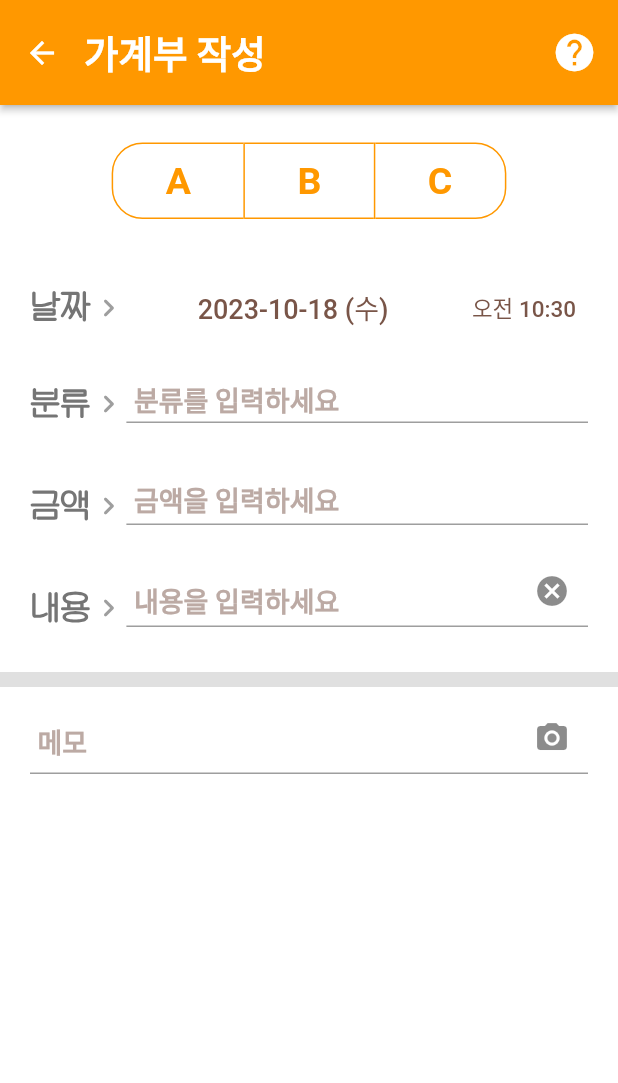
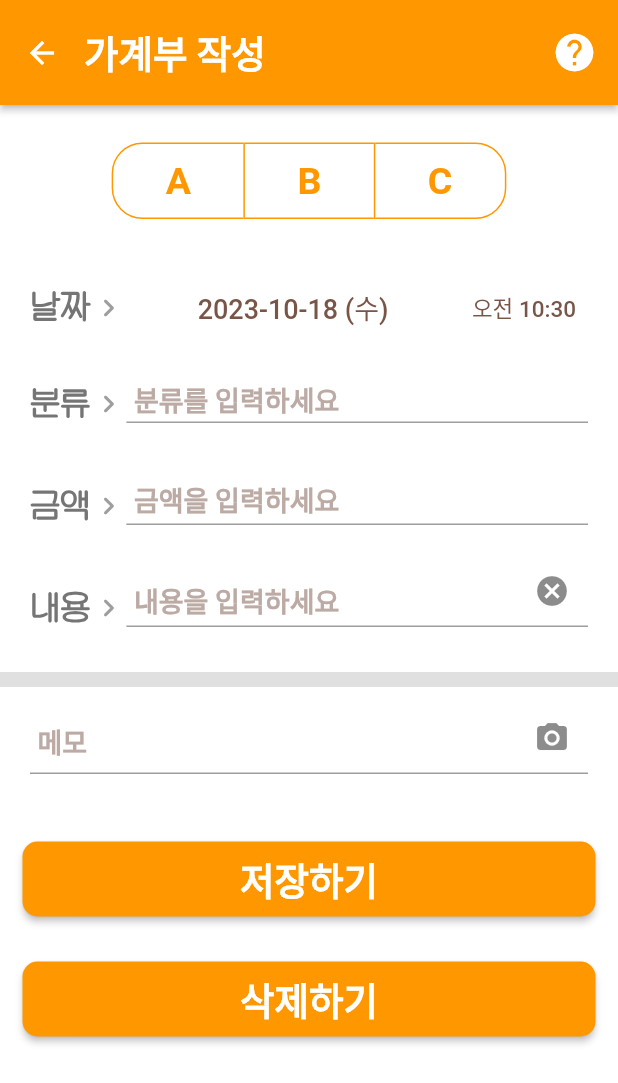
Before and after one commit to Kimhanyeol/ABC_Money_Diary, a Flutter app: the screen it shows after launch, after a tap on the "add" icon, on a phone screen of 412 x 824 dp. Shown: the top 1083 px of the screen. Run offline on Flutter 3.47's test engine with Material 2 defaults, Android fonts, the phone set to English and light mode, and no system bars; our stand-ins replace currency_text_input_formatter, image_picker, sqflite, table_calendar; accounts and stored records are empty; Roboto replaces fonts that are missing (Yeongdeok-Sea).

Commit message:
[Add] Sqflite Local DB 로컬 데이터베이스 구현 완료

```diff
--- a/lib/main.dart
+++ b/lib/main.dart
@@ -1,15 +1,17 @@
-import 'package:flutter/cupertino.dart';
+import 'package:abc_money_diary/repository/sql_database.dart';
 import 'package:flutter/material.dart';
 import 'package:abc_money_diary/screens/home_screen.dart';
 
 import 'package:intl/date_symbol_data_local.dart';
 
 void main() {
-  initializeDateFormatting().then((_) => runApp(App()));
+  WidgetsFlutterBinding.ensureInitialized();
+  SqlDataBase();
+  initializeDateFormatting().then((_) => runApp(MyApp()));
 }
 
-class App extends StatelessWidget {
-  const App({super.key});
+class MyApp extends StatelessWidget {
+  const MyApp({super.key});
 
   @override
   Widget build(BuildContext context) {
--- /dev/null
+++ b/lib/models/diary_model.dart
@@ -0,0 +1,94 @@
+class DiaryFields {
+  static const String id = '_id';
+  static const String type = 'type';
+  static const String date = 'date';
+  static const String time = 'time';
+  static const String category = 'category';
+  static const String money = 'money';
+  static const String contents = 'contents';
+  static const String memo = 'memo';
+}
+
+class Diary {
+  static String tableName = 'Diary';
+  final int? id;
+  final String? type;
+  final String? date;
+  final String? time;
+  final String? category;
+  final String? money;
+  final String? contents;
+  final String? memo;
+
+  const Diary({
+    this.id,
+    this.type,
+    this.date,
+    this.time,
+    this.category,
+    this.money,
+    this.contents,
+    this.memo,
+  });
+
+  Map<String, dynamic> toJson() {
+    return {
+      DiaryFields.id: id,
+      DiaryFields.type: type,
+      DiaryFields.date: date,
+      DiaryFields.time: time,
+      DiaryFields.category: category,
+      DiaryFields.money: money,
+      DiaryFields.contents: contents,
+      DiaryFields.memo: memo,
+    };
+  }
+
+  factory Diary.fromJson(Map<String, dynamic> json) {
+    return Diary(
+      id: json[DiaryFields.id] as int?,
+      type: json[DiaryFields.type] == null
+          ? ''
+          : json[DiaryFields.type] as String,
+      date: json[DiaryFields.date] == null
+          ? ''
+          : json[DiaryFields.date] as String,
+      time: json[DiaryFields.time] == null
+          ? ''
+          : json[DiaryFields.time] as String,
+      category: json[DiaryFields.category] == null
+          ? ''
+          : json[DiaryFields.category] as String,
+      money: json[DiaryFields.money] == null
+          ? ''
+          : json[DiaryFields.money] as String,
+      contents: json[DiaryFields.contents] == null
+          ? ''
+          : json[DiaryFields.contents] as String,
+      memo: json[DiaryFields.memo] == null
+          ? ''
+          : json[DiaryFields.memo] as String,
+    );
+  }
+
+  Diary clone({
+    int? id,
+    String? type,
+    String? date,
+    String? time,
+    String? category,
+    String? money,
+    String? contents,
+    String? memo,
+  }) {
+    return Diary(
+        type: type ?? this.type,
+        date: date ?? this.date,
+        time: time ?? this.time,
+        money: money ?? this.money,
+        id: id ?? this.id,
+        memo: memo ?? this.memo,
+        category: category ?? this.category,
+        contents: contents ?? this.contents);
+  }
+}
--- /dev/null
+++ b/lib/repository/sql_database.dart
@@ -0,0 +1,50 @@
+import 'package:abc_money_diary/models/diary_model.dart';
+import 'package:path/path.dart';
+import 'package:sqflite/sqflite.dart';
+
+class SqlDataBase {
+  static final SqlDataBase instance = SqlDataBase._instance();
+
+  Database? _database;
+
+  SqlDataBase._instance() {
+    _initDataBase();
+  }
+
+  factory SqlDataBase() {
+    return instance;
+  }
+
+  Future<Database> get database async {
+    if (_database != null) return _database!;
+    await _initDataBase();
+    return _database!;
+  }
+
+  Future<void> _initDataBase() async {
+    var dataBasepath = await getDatabasesPath();
+    String path = join(dataBasepath, 'Diary.db');
+    _database = await openDatabase(path, version: 1, onCreate: _databaseCreate);
+  }
+
+  void _databaseCreate(Database db, int version) async {
+    await db.execute('''
+          create table ${Diary.tableName}(
+            ${DiaryFields.id} integer primary key autoincrement,
+            ${DiaryFields.type} text not null,
+            ${DiaryFields.date} text not null,
+            ${DiaryFields.time} text not null,
+            ${DiaryFields.category} text,
+            ${DiaryFields.money} text not null,
+            ${DiaryFields.contents} text,
+            ${DiaryFields.memo} text
+          )
+        ''');
+  }
+
+  void closeDataBase() async {
+    if(_database!=null) await _database!.close();
+  }
+
+
+}
--- /dev/null
+++ b/lib/repository/sql_diary_crud_repository.dart
@@ -0,0 +1,93 @@
+import 'package:abc_money_diary/repository/sql_database.dart';
+
+import '../models/diary_model.dart';
+
+class SqlDiaryCrudRepository {
+
+  static Future<Diary> create(Diary diary) async {
+    var db = await SqlDataBase().database;
+    var id = await db.insert(Diary.tableName, diary.toJson());
+    return diary.clone(id: id);
+  }
+
+  //가계부 목록 전체 불러오기
+  static Future<List<Diary>> getList() async {
+    var db = await SqlDataBase().database;
+    var result = await db.query(
+      Diary.tableName,
+      columns: [
+        DiaryFields.id,
+        DiaryFields.type,
+        DiaryFields.date,
+        DiaryFields.time,
+        DiaryFields.category,
+        DiaryFields.money,
+        DiaryFields.contents,
+        DiaryFields.memo,
+      ],
+    );
+
+    return result.map(
+      (data) {
+        return Diary.fromJson(data);
+      },
+    ).toList();
+  }
+
+  //가계부 한 개를 선택해서 불러오기
+  static Future<Diary?> getDiaryOne(int id) async {
+    var db = await SqlDataBase().database;
+    var result = await db.query(
+      Diary.tableName,
+      columns: [
+        DiaryFields.category,
+        DiaryFields.contents,
+        DiaryFields.date,
+        DiaryFields.id,
+        DiaryFields.memo,
+        DiaryFields.money,
+        DiaryFields.time,
+        DiaryFields.type,
+      ],
+      where: '${DiaryFields.id} = ?',
+      whereArgs: [id],
+    );
+
+    var list = result.map(
+      (data) {
+        return Diary.fromJson(data);
+      },
+    ).toList();
+    if (list.isNotEmpty) {
+      return list.first;
+    } else {
+      return null;
+    }
+  }
+
+  static Future<int> update(Diary diary) async {
+    var db = await SqlDataBase().database;
+    return await db.update(
+      Diary.tableName,
+      diary.toJson(),
+      where: '${DiaryFields.id}=?',
+      whereArgs: [diary.id],
+    );
+  }
+
+  static Future<int> delete(int id) async {
+    var db = await SqlDataBase().database;
+    return await db.delete(
+      Diary.tableName,
+      where: '${DiaryFields.id}=?',
+      whereArgs: [id],
+    );
+  }
+
+  static Future<int> deleteAll() async {
+    var db = await SqlDataBase().database;
+    return await db.delete(
+      Diary.tableName,
+    );
+  }
+}
--- a/lib/screens/calendar_screen.dart
+++ b/lib/screens/calendar_screen.dart
@@ -19,6 +19,7 @@ class _CalendarScreenState extends State<CalendarScreen> {
 
   DateTime focusedDay = DateTime.now();
 
+  //마크 표시 기능이 되는지 확인하기 위한 임의값, 나중에 지우고 db 받아와야댐
   Map<DateTime, List<Event>> events = {
     DateTime.utc(2023,09,13) : [ Event('title'), Event('title2') ],
     DateTime.utc(2023,09,14) : [ Event('title3') ],
--- /dev/null
+++ b/lib/screens/diary_directory/diary_screen.dart
@@ -0,0 +1,92 @@
+//홈 화면 중 다이어리 칸
+
+import 'package:abc_money_diary/models/diary_model.dart';
+import 'package:abc_money_diary/repository/sql_diary_crud_repository.dart';
+import 'package:abc_money_diary/screens/diary_directory/write_diary_screen.dart';
+import 'package:flutter/material.dart';
+
+class DiaryScreen extends StatefulWidget {
+  const DiaryScreen({super.key});
+
+  @override
+  State<DiaryScreen> createState() => _DiaryScreenState();
+}
+
+class _DiaryScreenState extends State<DiaryScreen> {
+
+  String ABC = '';
+
+  void update() => setState(() {});
+
+  Future _onTapWriteDiaryButton() {
+    return Navigator.push(
+        context,
+        PageRouteBuilder(
+            transitionsBuilder:
+                (context, animation, secondaryAnimation, child) {
+              //상하좌우 어디서 나오는지 고르는거
+              var begin = const Offset(-1.0, 0.0);
+              var end = Offset.zero;
+              var curve = Curves.ease;
+              var tween =
+              Tween(begin: begin, end: end).chain(CurveTween(curve: curve));
+              return SlideTransition(
+                position: animation.drive(tween),
+                child: child,
+              );
+            },
+            pageBuilder: (context, animation, secondaryAnimation) => WriteDiaryScreen())
+    ).then((value) => update());
+  }
+
+  Widget dayDiaryScreenSmall(Diary diary) {
+    return Container(
+      width: 30,
+      color: Colors.red,
+      height: 30,
+      padding: EdgeInsets.all(22),
+      child: Text('만들어짐'),
+    );
+  }
+
+  Future<List<Diary>> _loadDiaryList() async {
+    return await SqlDiaryCrudRepository.getList();
+  }
+
+  @override
+  Widget build(BuildContext context) {
+    return Scaffold(
+      body: FutureBuilder<List<Diary>>(
+        future: _loadDiaryList(),
+        builder: (context, snapshot) {
+          if (snapshot.hasError) {
+            return Center(
+              child: Text('Not Support Sqflite'),
+            );
+          }
+          if (snapshot.hasData) {
+            var datas = snapshot.data;
+            return ListView(
+              children: List.generate(datas!.length, (index) => dayDiaryScreenSmall(datas[index])),
+            );
+          } else {
+            return Center(
+              child: CircularProgressIndicator(),
+            );
+          }
+        },
+      ),
+
+      //가계부 작성화면으로 이동하는 플로팅버튼 부분
+      floatingActionButton: FloatingActionButton(
+        onPressed: _onTapWriteDiaryButton,
+        backgroundColor: Colors.orange,
+        child: Icon(
+          Icons.add,
+          color: Colors.white,
+          size: 40,
+        ),
+      ),
+    );
+  }
+}
--- a/lib/screens/write_diary_screen.dart
+++ b/lib/screens/diary_directory/write_diary_screen.dart
@@ -1,11 +1,18 @@
+//신규 가계부 작성하는 화면
+
+import 'dart:io';
+
+import 'package:abc_money_diary/models/diary_model.dart';
+import 'package:abc_money_diary/repository/sql_diary_crud_repository.dart';
+import 'package:abc_money_diary/screens/diary_directory/diary_screen.dart';
+import 'package:currency_text_input_formatter/currency_text_input_formatter.dart';
+
 import 'package:flutter/material.dart';
 import 'package:flutter/services.dart';
+import 'package:image_picker/image_picker.dart';
 import 'package:intl/intl.dart';
 
-import 'package:currency_text_input_formatter/currency_text_input_formatter.dart';
 
-import 'dart:io';
-import 'package:image_picker/image_picker.dart';
 
 class WriteDiaryScreen extends StatefulWidget {
   const WriteDiaryScreen({super.key});
@@ -15,11 +22,63 @@ class WriteDiaryScreen extends StatefulWidget {
 }
 
 class _WriteDiaryScreenState extends State<WriteDiaryScreen> {
+
+  void deleteDiary() async {
+    SqlDiaryCrudRepository.deleteAll();
+    Navigator.pop(context);
+    update();
+  }
+
+  void update() => setState(() {});
+
+  //저장버튼 누르면 작동하는 곳
+  void onTapSaveButton() async {
+
+    var diary = Diary(
+      type: ABC ?? '',
+      date: getToday() ?? '',
+      time: getTimeNow() ?? '',
+      money: _MoneyTextEditingController.text ?? '',
+      contents: _ContentTextEditingController.text ?? '',
+      category: _CategoryTextEditingController.text ?? '',
+      memo: _MemoTextEditingController.text ?? '',
+    );
+
+    Navigator.pop(context);
+    await SqlDiaryCrudRepository.create(diary);
+    update();
+  }
+
   // ABC 선택 관련 변수
+  String ABC = '';
   bool aButton = false;
   bool bButton = false;
   bool cButton = false;
   late List<bool> isSelected;
+
+  //ABC 버튼 선택
+  void onTapToggleButton(index) {
+    if (index == 0) {
+      aButton = true;
+      bButton = false;
+      cButton = false;
+      ABC = 'A';
+    } else if (index == 1) {
+      aButton = false;
+      bButton = true;
+      cButton = false;
+      ABC = 'B';
+    }
+    if (index == 2) {
+      aButton = false;
+      bButton = false;
+      cButton = true;
+      ABC = 'C';
+    }
+    setState(() {
+      isSelected = [aButton, bButton, cButton];
+    });
+  }
 
   //날짜 선택 관련 변수
   String selectedDate = "";
@@ -70,10 +129,16 @@ class _WriteDiaryScreenState extends State<WriteDiaryScreen> {
   String getTimeNow() {
     if (selectedTime == "") {
       DateTime now = DateTime.now();
-      DateFormat formatter = DateFormat('a HH:mm', 'ko');
+      DateFormat formatter;
+      if(now.hour<12){
+        formatter = DateFormat('a h:mm', 'ko');
+      }else{
+        formatter = DateFormat('a h:mm', 'ko');
+      }
       String NowTime = formatter.format(now);
       return NowTime;
     }
+
     return selectedTime;
   }
 
@@ -103,6 +168,14 @@ class _WriteDiaryScreenState extends State<WriteDiaryScreen> {
     }
   }
 
+  //분류 부분 컨트롤러
+  final TextEditingController _CategoryTextEditingController =
+      TextEditingController();
+
+  //금액 부분 컨트롤러
+  final TextEditingController _MoneyTextEditingController =
+      TextEditingController();
+
   //내용 부분 컨트롤러
   final TextEditingController _ContentTextEditingController =
       TextEditingController();
@@ -118,27 +191,6 @@ class _WriteDiaryScreenState extends State<WriteDiaryScreen> {
   void initState() {
     isSelected = [aButton, bButton, cButton];
     super.initState();
-  }
-
-  //ABC 버튼 선택
-  void onTapToggleButton(index) {
-    if (index == 0) {
-      aButton = true;
-      bButton = false;
-      cButton = false;
-    } else if (index == 1) {
-      aButton = false;
-      bButton = true;
-      cButton = false;
-    }
-    if (index == 2) {
-      aButton = false;
-      bButton = false;
-      cButton = true;
-    }
-    setState(() {
-      isSelected = [aButton, bButton, cButton];
-    });
   }
 
   @override
@@ -325,15 +377,13 @@ class _WriteDiaryScreenState extends State<WriteDiaryScreen> {
                   ),
                   Flexible(
                     child: TextField(
+                      controller: _CategoryTextEditingController,
                       decoration: InputDecoration(
                         labelText: '분류를 입력하세요',
                         hintText: 'ex) 식비, 교통비...',
                         alignLabelWithHint: true,
                         labelStyle: TextStyle(color: Colors.brown.shade200),
                         hintStyle: TextStyle(color: Colors.brown.shade200),
-
-                        //텍스트 필드 내에 여백이 싹 사라짐
-                        //isCollapsed: true,
 
                         //텍스트를 입력하면 라벨 텍스트는 안보이게 만드는 코드
                         floatingLabelBehavior: FloatingLabelBehavior.never,
@@ -379,6 +429,7 @@ class _WriteDiaryScreenState extends State<WriteDiaryScreen> {
                   ),
                   Flexible(
                     child: TextField(
+                      controller: _MoneyTextEditingController,
                       keyboardType: TextInputType.number,
 
                       //키보드에서 숫자 외에 .-/ 이런 거 입력 못하게 막는 코드
@@ -393,8 +444,6 @@ class _WriteDiaryScreenState extends State<WriteDiaryScreen> {
                         labelText: '금액을 입력하세요',
                         alignLabelWithHint: true,
                         labelStyle: TextStyle(color: Colors.brown.shade200),
-                        //텍스트 필드 내에 여백이 싹 사라짐
-                        //isCollapsed: true,
 
                         //텍스트를 입력하면 라벨 텍스트는 안보이게 만드는 코드
                         floatingLabelBehavior: FloatingLabelBehavior.never,
@@ -560,13 +609,54 @@ class _WriteDiaryScreenState extends State<WriteDiaryScreen> {
               child: _buildPhotoArea(),
             ),
 
+            //저장버튼
+            Padding(
+              padding: const EdgeInsets.all(15),
+              child: ElevatedButton(
+                onPressed: () => onTapSaveButton(),
+                style: ElevatedButton.styleFrom(
+                  backgroundColor: Colors.orange,
+                  minimumSize: Size(double.infinity, 50),
+                  shape: RoundedRectangleBorder(
+                      borderRadius: BorderRadius.circular(10)),
+                ),
+                child: Text(
+                  '저장하기',
+                  style: TextStyle(
+                    fontSize: 25,
+                    fontWeight: FontWeight.w600,
+                    color: Colors.white,
+                  ),
+                ),
+              ),
+            ),
+
+            //임시 삭제버튼
+            Padding(
+              padding: const EdgeInsets.all(15),
+              child: ElevatedButton(
+                onPressed: deleteDiary,
+                style: ElevatedButton.styleFrom(
+                  backgroundColor: Colors.orange,
+                  minimumSize: Size(double.infinity, 50),
+                  shape: RoundedRectangleBorder(
+                      borderRadius: BorderRadius.circular(10)),
+                ),
+                child: Text(
+                  '삭제하기',
+                  style: TextStyle(
+                    fontSize: 25,
+                    fontWeight: FontWeight.w600,
+                    color: Colors.white,
+                  ),
+                ),
+              ),
+            ),
+
             //화면 끝에 안 닿게 만들기 위한 공간
             SizedBox(
-              height: 40,
+              height: 60,
             ),
-
-
-
           ],
         ),
       ),
@@ -576,7 +666,8 @@ class _WriteDiaryScreenState extends State<WriteDiaryScreen> {
   //사진 보여주는 영역
   Widget _buildPhotoArea() {
     return _image != null
-        ? SizedBox(
+        ? Container(
+            color: Colors.grey,
             width: 300,
             height: 300,
             child: Image.file(File(_image!.path)), //가져온 이미지를 화면에 띄워주는 코드
--- a/lib/screens/diary_screen.dart
+++ /dev/null
@@ -1,23 +0,0 @@
-
-import 'package:flutter/material.dart';
-
-class DiaryScreen extends StatefulWidget {
-  const DiaryScreen({super.key});
-
-  @override
-  State<DiaryScreen> createState() => _DiaryScreenState();
-}
-
-class _DiaryScreenState extends State<DiaryScreen> {
-
-
-
-
-  @override
-  Widget build(BuildContext context) {
-    return Scaffold(
-
-      body: Center(child: Text('가계부 화면')),
-    );
-  }
-}
--- a/lib/screens/home_screen.dart
+++ b/lib/screens/home_screen.dart
@@ -1,10 +1,10 @@
 import 'package:abc_money_diary/bars/main_appbar.dart';
 import 'package:abc_money_diary/screens/calendar_screen.dart';
-import 'package:abc_money_diary/screens/diary_screen.dart';
+import 'package:abc_money_diary/screens/diary_directory/diary_screen.dart';
 import 'package:abc_money_diary/screens/etc_screen.dart';
 import 'package:abc_money_diary/screens/statistics_screen.dart';
 import 'package:flutter/material.dart';
-import 'package:abc_money_diary/screens/write_diary_screen.dart';
+import 'package:abc_money_diary/screens/diary_directory/write_diary_screen.dart';
 
 class HomeScreen extends StatefulWidget {
   HomeScreen({super.key});
@@ -13,24 +13,8 @@ class HomeScreen extends StatefulWidget {
   State<HomeScreen> createState() => _HomeScreenState();
 }
 
-List body_item = [
-  DiaryScreen(),
-  CalendarScreen(),
-  StatisticScreen(),
-  EtcScreen(),
-];
-
 class _HomeScreenState extends State<HomeScreen> {
   int selectedIndex = 0;
-
-  Future _onTapWriteDiaryButton() {
-    return Navigator.push(
-      context,
-      MaterialPageRoute(
-        builder: (context) => WriteDiaryScreen(),
-      ),
-    );
-  }
 
   @override
   Widget build(BuildContext context) {
@@ -39,17 +23,6 @@ class _HomeScreenState extends State<HomeScreen> {
 
       body:Center(
         child: body_item.elementAt(selectedIndex),
-      ),
-
-      //가계부 작성화면으로 이동하는 플로팅버튼 부분
-      floatingActionButton: FloatingActionButton(
-        onPressed: _onTapWriteDiaryButton,
-        backgroundColor: Colors.orange,
-        child: Icon(
-          Icons.add,
-          color: Colors.white,
-          size: 40,
-        ),
       ),
 
       bottomNavigationBar: BottomNavigationBar(
@@ -86,3 +59,10 @@ class _HomeScreenState extends State<HomeScreen> {
     );
   }
 }
+
+List body_item = [
+  DiaryScreen(),
+  CalendarScreen(),
+  StatisticScreen(),
+  EtcScreen(),
+];
--- a/pubspec.yaml
+++ b/pubspec.yaml
@@ -40,6 +40,9 @@ dependencies:
   # The following adds the Cupertino Icons font to your application.
   # Use with the CupertinoIcons class for iOS style icons.
   cupertino_icons: ^1.0.2
+  sqflite: ^2.3.0
+  path: ^1.8.3
+  provider:
 
 dev_dependencies:
   flutter_test:
```
Also changed, not shown: lib/screens/diary_directory/day_diary_screen_big.dart (added, +28 -0 lines), pubspec.lock.
